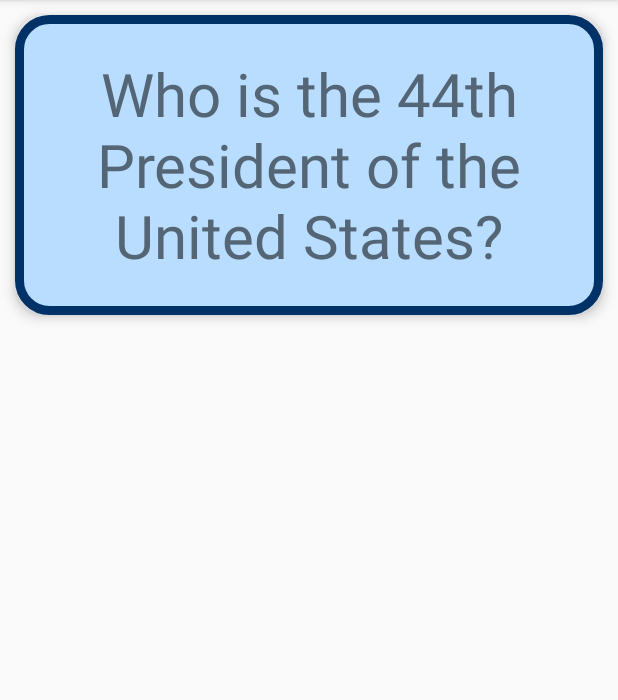
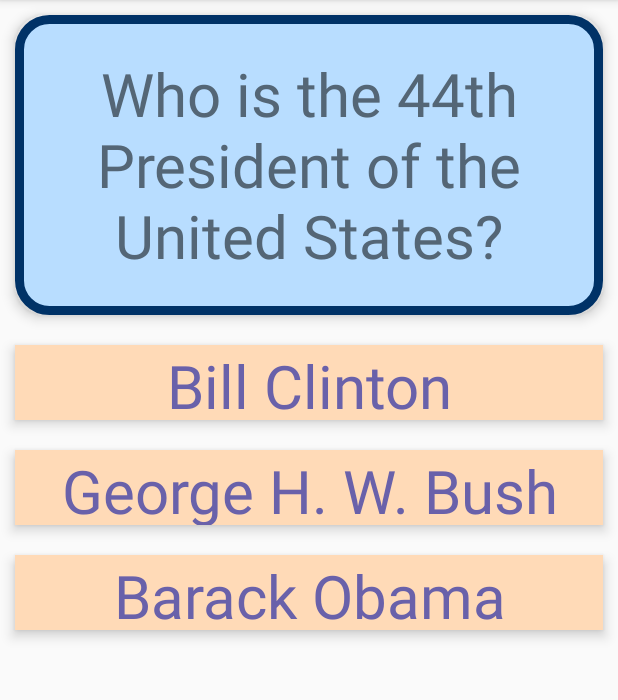
Before and after one commit to jcblanc2/MindGlide, an Android app built with Jetpack Compose: the screen it shows after launch (MainActivity), on a phone screen of 412 x 824 dp, the part 84-784 px from its top. Run offline under Robolectric (Android 15) with nearby library versions, the phone set to English and light mode, and no system bars.

Commit message:
Add selectable multiple choice answers beneath the card

```diff
--- a/app/src/main/java/com/example/mindglide/MainActivity.kt
+++ b/app/src/main/java/com/example/mindglide/MainActivity.kt
@@ -10,20 +10,22 @@ class MainActivity : AppCompatActivity() {
         super.onCreate(savedInstanceState)
         setContentView(R.layout.activity_main)
 
-        // Look up the question and answer textview and  in layout
+        // Look up the question and answers textview and  in layout
         val tvFlashcardQuestion = findViewById<TextView>(R.id.tvFlashcardQuestion)
-        val tvFlashcardAnswer = findViewById<TextView>(R.id.tvFlashcardAnswer)
+        val tvAnswerClinton = findViewById<TextView>(R.id.tvAnswerClinton)
+        val tvAnswerBush = findViewById<TextView>(R.id.tvAnswerBush)
+        val tvAnswerObama = findViewById<TextView>(R.id.tvAnswerObama)
 
         // Add an onClickListener for the question textview
-        tvFlashcardQuestion.setOnClickListener {
-            tvFlashcardQuestion.visibility = View.INVISIBLE
-            tvFlashcardAnswer.visibility = View.VISIBLE
-        }
-
-        // Add an onClickListener to the question textview
-        tvFlashcardAnswer.setOnClickListener {
-            tvFlashcardQuestion.visibility = View.VISIBLE
-            tvFlashcardAnswer.visibility = View.INVISIBLE
-        }
+//        tvFlashcardQuestion.setOnClickListener {
+//            tvFlashcardQuestion.visibility = View.INVISIBLE
+//            tvFlashcardAnswer.visibility = View.VISIBLE
+//        }
+//
+//        // Add an onClickListener to the question textview
+//        tvFlashcardAnswer.setOnClickListener {
+//            tvFlashcardQuestion.visibility = View.VISIBLE
+//            tvFlashcardAnswer.visibility = View.INVISIBLE
+//        }
     }
 }
--- a/app/src/main/res/drawable/card_answer_background.xml
+++ b/app/src/main/res/drawable/card_answer_background.xml
@@ -2,6 +2,5 @@
 <shape xmlns:android="http://schemas.android.com/apk/res/android"
     android:shape="rectangle">
     <corners android:radius="20dp" />
-    <stroke android:color="@color/dark_yellow" android:width="6dp" />
-    <solid android:color="@color/yellow" />
+
 </shape>
--- a/app/src/main/res/layout/activity_main.xml
+++ b/app/src/main/res/layout/activity_main.xml
@@ -18,15 +18,42 @@
         android:layout_margin="10dp"/>
 
     <TextView
-        android:id="@+id/tvFlashcardAnswer"
+        android:id="@+id/tvAnswerClinton"
         android:layout_width="match_parent"
-        android:layout_height="200dp"
+        android:layout_height="50dp"
+        android:layout_below="@id/tvFlashcardQuestion"
         android:gravity="center"
-        android:text="@string/answer"
+        android:layout_margin="10dp"
+        android:elevation="5dp"
+        android:text="@string/answer_clinton"
         android:textSize="40sp"
-        android:visibility="invisible"
-        android:background="@drawable/card_answer_background"
+        android:background="@color/light_orange"
+        android:textColor="@color/purple" />
+
+    <TextView
+        android:id="@+id/tvAnswerBush"
+        android:layout_width="match_parent"
+        android:layout_height="50dp"
+        android:layout_below="@id/tvAnswerClinton"
+        android:gravity="center"
+        android:layout_margin="10dp"
         android:elevation="5dp"
-        android:textColor="@color/dark_yellow"
-        android:layout_margin="10dp"/>
+        android:text="@string/answer_bush"
+        android:textSize="40sp"
+        android:background="@color/light_orange"
+        android:textColor="@color/purple" />
+
+    <TextView
+        android:id="@+id/tvAnswerObama"
+        android:layout_width="match_parent"
+        android:layout_height="50dp"
+        android:layout_below="@id/tvAnswerBush"
+        android:gravity="center"
+        android:layout_margin="10dp"
+        android:elevation="5dp"
+        android:text="@string/answer_obama"
+        android:textSize="40sp"
+        android:background="@color/light_orange"
+        android:textColor="@color/purple" />
+
 </RelativeLayout>
--- a/app/src/main/res/values/colors.xml
+++ b/app/src/main/res/values/colors.xml
@@ -7,8 +7,8 @@
     <color name="teal_700">#FF018786</color>
     <color name="black">#FF000000</color>
     <color name="white">#FFFFFFFF</color>
-    <color name="yellow">#fefe00</color>
-    <color name="dark_yellow">#929300</color>
+    <color name="light_orange">#ffdab7</color>
+    <color name="purple">#6961aa</color>
     <color name="light_blue">#b8ddff</color>
     <color name="dark_blue">#003267</color>
     <color name="blue_gray">#546676</color>
--- a/app/src/main/res/values/strings.xml
+++ b/app/src/main/res/values/strings.xml
@@ -1,5 +1,7 @@
 <resources>
     <string name="app_name">MindGlide</string>
     <string name="question_text">Who is the 44th President of the United States?</string>
-    <string name="answer">Barack Obama</string>
+    <string name="answer_obama">Barack Obama</string>
+    <string name="answer_clinton">Bill Clinton</string>
+    <string name="answer_bush">George H. W. Bush</string>
 </resources>
```
